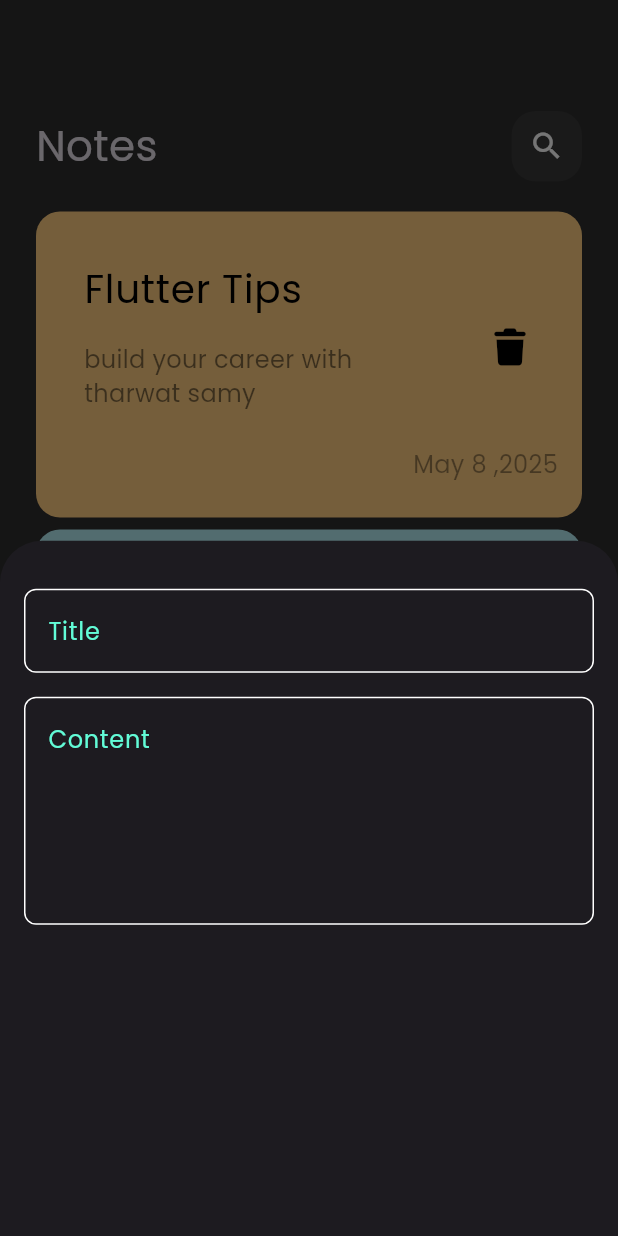
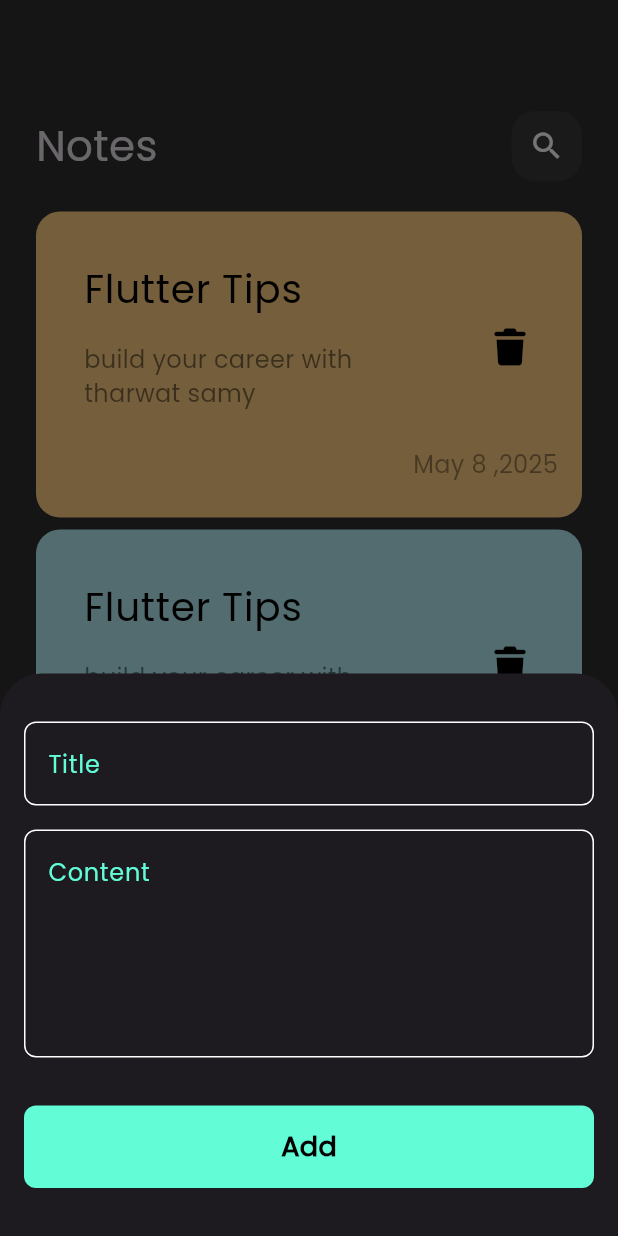
Before and after one commit to mohamedamged22/notes_app, a Flutter app: the screen it shows after launch, after a tap on the "add" icon, on a phone screen of 412 x 824 dp. Run offline on Flutter 3.47's test engine with Material 3 defaults, Android fonts, the phone set to English and light mode, and no system bars; our stand-ins replace font_awesome_flutter.

Commit message:
create custom button and finsh bottom sheet

```diff
--- /dev/null
+++ b/lib/views/widgets/custom_button.dart
@@ -0,0 +1,28 @@
+import 'package:flutter/material.dart';
+import 'package:notes_app/constants.dart';
+
+class CustomButton extends StatelessWidget {
+  const CustomButton({super.key});
+
+  @override
+  Widget build(BuildContext context) {
+    return Container(
+      width: MediaQuery.of(context).size.width,
+      height: 55,
+      decoration: BoxDecoration(
+        color: kPrimaryColor,
+        borderRadius: BorderRadius.circular(8),
+      ),
+      child: Center(
+        child: Text(
+          'Add',
+          style: TextStyle(
+            fontSize: 18,
+            fontWeight: FontWeight.bold,
+            color: Colors.black,
+          ),
+        ),
+      ),
+    );
+  }
+}
--- a/lib/views/widgets/custom_model_sheet.dart
+++ b/lib/views/widgets/custom_model_sheet.dart
@@ -1,4 +1,5 @@
 import 'package:flutter/material.dart';
+import 'package:notes_app/views/widgets/custom_button.dart';
 import 'package:notes_app/views/widgets/custom_text_field.dart';
 
 class CustomModelSheet extends StatelessWidget {
@@ -8,13 +9,18 @@
   Widget build(BuildContext context) {
     return Padding(
       padding: const EdgeInsets.symmetric(horizontal: 16.0),
+      child: SingleChildScrollView(
         child: Column(
           children: [
             SizedBox(height: 32),
             CustomTextField(hintText: 'Title'),
             SizedBox(height: 16),
             CustomTextField(hintText: 'Content', maxLines: 5),
+            SizedBox(height: 32),
+            CustomButton(),
+            SizedBox(height: 32),
           ],
+        ),
       ),
     );
   }
```
Lines whose indentation alone changed are shown as unchanged.
